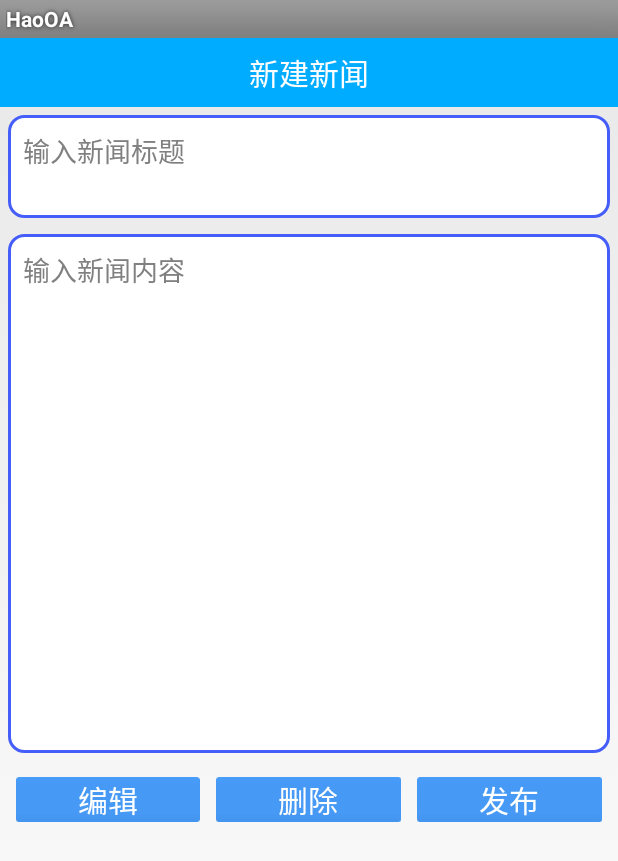
After one commit to a5778874/HaoOA, an Android app: the AddNewsActivity screen opened directly, with no data from a screen before it, on a phone screen of 412 x 824 dp. The commit adds this screen. Shown: the top 861 px of the screen. Run offline under Robolectric (Android 15) with nearby library versions, the phone set to English and light mode, and no system bars.

Commit message:
增加新闻页面

```diff
--- a/app/src/main/AndroidManifest.xml
+++ b/app/src/main/AndroidManifest.xml
@@ -61,6 +61,12 @@
         <activity android:name=".activity.ChatActivity">
 
         </activity>
+        <activity android:name=".activity.newsActivity.NewsActivity">
+
+        </activity>
+        <activity android:name=".activity.newsActivity.AddNewsActivity">
+
+        </activity>
         <!-- 设置环信应用的AppKey -->
         <meta-data
             android:name="EASEMOB_APPKEY"
--- /dev/null
+++ b/app/src/main/java/zzh/com/haooa/activity/newsActivity/AddNewsActivity.java
@@ -0,0 +1,19 @@
+package zzh.com.haooa.activity.newsActivity;
+
+import android.app.Activity;
+import android.os.Bundle;
+import android.support.annotation.Nullable;
+
+import zzh.com.haooa.R;
+
+/**
+ * Created by ZZH on 2018/3/5.
+ */
+
+public class AddNewsActivity extends Activity {
+    @Override
+    protected void onCreate(@Nullable Bundle savedInstanceState) {
+        super.onCreate(savedInstanceState);
+        setContentView(R.layout.activity_addnews);
+    }
+}
--- /dev/null
+++ b/app/src/main/res/drawable/textarea_shap.xml
@@ -0,0 +1,17 @@
+<?xml version="1.0" encoding="utf-8"?>
+<shape xmlns:android="http://schemas.android.com/apk/res/android"
+    android:shape="rectangle">
+    <solid android:color="#FFFFFF" />
+
+    <stroke
+        android:width="2dp"
+        android:color="#455df9" />
+
+    <padding
+        android:bottom="10dp"
+        android:left="10dp"
+        android:right="10dp"
+        android:top="10dp" />
+
+    <corners android:radius="10dp" />
+</shape>
--- /dev/null
+++ b/app/src/main/res/layout/activity_addnews.xml
@@ -0,0 +1,79 @@
+<?xml version="1.0" encoding="utf-8"?>
+<LinearLayout xmlns:android="http://schemas.android.com/apk/res/android"
+    xmlns:app="http://schemas.android.com/apk/res-auto"
+    android:layout_width="match_parent"
+    android:layout_height="match_parent"
+    android:orientation="vertical">
+
+    <com.hyphenate.easeui.widget.EaseTitleBar
+        android:layout_width="match_parent"
+        android:layout_height="wrap_content"
+        android:scrollbars="vertical"
+        app:titleBarTitle="新建新闻" />
+
+    <EditText
+        android:layout_width="match_parent"
+        android:layout_height="wrap_content"
+        android:layout_margin="5dp"
+        android:background="@drawable/textarea_shap"
+        android:minLines="2"
+        android:maxLines="3"
+        android:enabled="true"
+        android:gravity="top"
+        android:hint="输入新闻标题" />
+
+    <EditText
+        android:layout_width="match_parent"
+        android:layout_height="wrap_content"
+        android:layout_margin="5dp"
+        android:background="@drawable/textarea_shap"
+        android:enabled="true"
+        android:gravity="top"
+        android:hint="输入新闻内容"
+        android:maxLines="17"
+        android:minLines="15"
+        android:scrollbars="vertical" />
+
+    <LinearLayout
+        android:layout_width="match_parent"
+        android:layout_height="wrap_content"
+        android:layout_margin="5dp"
+        android:orientation="horizontal">
+
+        <Button
+            android:id="@+id/bt_editnews"
+            android:layout_width="0dp"
+            android:layout_height="wrap_content"
+            android:layout_margin="5dp"
+            android:layout_weight="1"
+            android:background="@drawable/btn_login_selector"
+            android:text="编辑"
+            android:textColor="@android:color/white"
+            android:textSize="20sp" />
+
+        <Button
+            android:id="@+id/bt_deletenews"
+            android:layout_width="0dp"
+            android:layout_height="wrap_content"
+            android:layout_margin="5dp"
+            android:layout_weight="1"
+            android:background="@drawable/btn_login_selector"
+            android:text="删除"
+            android:textColor="@android:color/white"
+            android:textSize="20sp" />
+
+        <Button
+            android:id="@+id/bt_publishnews"
+            android:layout_width="0dp"
+            android:layout_height="wrap_content"
+            android:layout_margin="5dp"
+            android:layout_weight="1"
+            android:background="@drawable/btn_login_selector"
+            android:text="发布"
+            android:textColor="@android:color/white"
+            android:textSize="20sp" />
+
+    </LinearLayout>
+
+
+</LinearLayout>
```
Also changed, not shown: app/src/main/java/zzh/com/haooa/activity/newsActivity/NewsActivity.java (added, +36 -0 lines), app/src/main/java/zzh/com/haooa/fragment/WorkFragment.java (+8 -1 lines), app/src/main/res/layout/activity_news.xml (added, +31 -0 lines).
